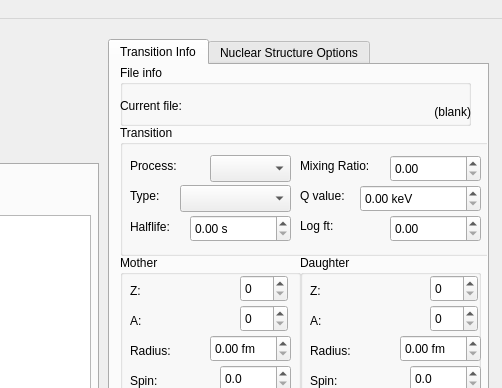
The window that trunk/GUI/MainWindow.ui (leenderthayen/BSG) describes before a commit, drawn with Qt 5; both pictures show x 442 to 944 and y 0 to 388 of the 944 by 779 pixel window.
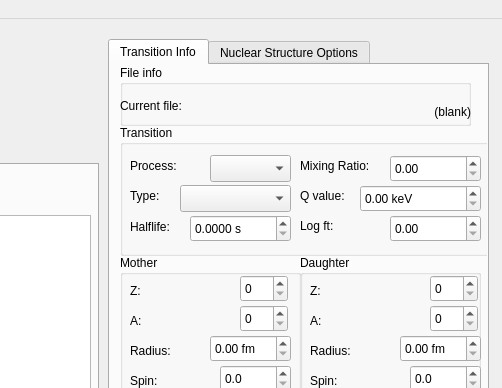
The same window after the commit. Icons and pictures are not drawn. Custom widgets are drawn as their Qt base class.

What changed in the file:
```diff
--- a/trunk/GUI/MainWindow.ui
+++ b/trunk/GUI/MainWindow.ui
@@ -896,6 +896,9 @@
        <property name="suffix">
         <string> s</string>
        </property>
+       <property name="decimals">
+        <number>4</number>
+       </property>
        <property name="maximum">
         <double>1000000000.000000000000000</double>
        </property>
```
